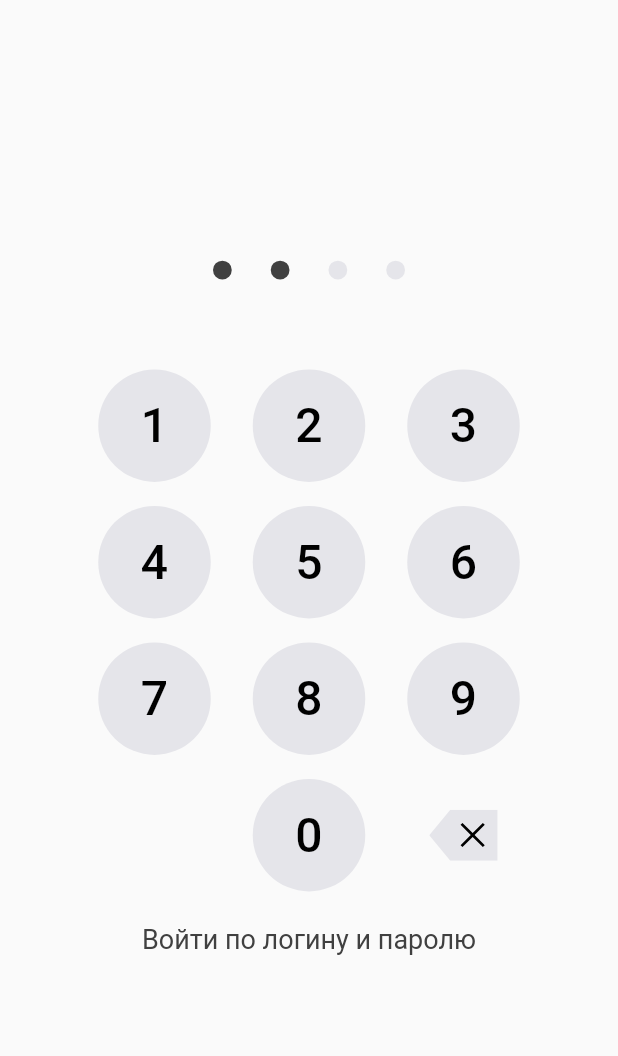
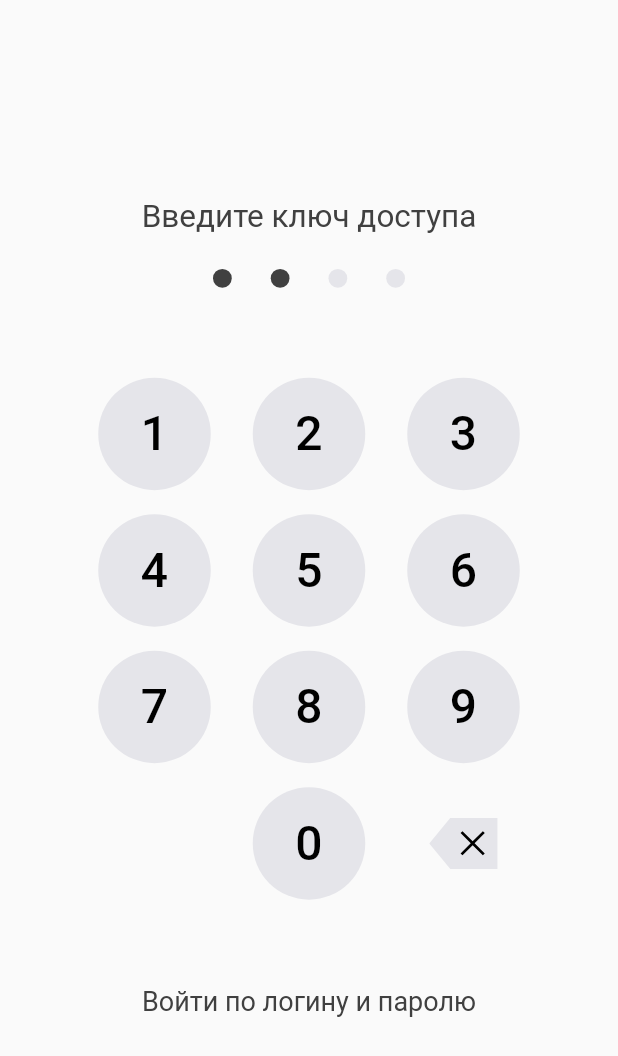
Before and after one commit to yauheniprakapenka/flutter_time_tracker, a Flutter app: the screen it shows after launch, on a phone screen of 412 x 824 dp. Shown: the top 1056 px of the screen. Run offline on Flutter 3.47's test engine with Material 2 defaults, Android fonts, the phone set to English and light mode, and no system bars; our stand-ins replace flutter_bloc, flutter_svg, get_it.

Commit message:
feat: add text info widget

```diff
--- a/factory_pattern/lib/ui/pages/home_page.dart
+++ b/factory_pattern/lib/ui/pages/home_page.dart
@@ -18,17 +18,19 @@ class HomePage extends StatelessWidget {
             child: Column(
               mainAxisAlignment: MainAxisAlignment.center,
               children: [
+                TextInfo(text: 'Введите ключ доступа'),
+                SizedBox(height: 22),
                 PageIndicator(
                   indicatorCount: 4,
                   activeIndicatorCount: 2,
                 ),
                 SizedBox(height: 52),
                 NumberPanel(),
+                SizedBox(height: 36),
                 TextButton(
                   onPressed: () {},
                   child: Text(
                     'Войти по логину и паролю',
-
                   ),
                 )
               ],
--- a/factory_pattern/lib/ui/theme/colors/apps/shell_app_color_impl.dart
+++ b/factory_pattern/lib/ui/theme/colors/apps/shell_app_color_impl.dart
@@ -11,4 +11,7 @@ class ShellAppColorImpl implements IAppColor {
 
   @override
   Color get onPrimaryVariant => const Color(0xFF404040);
+
+  @override
+  Color get error => const Color(0xFFEE4040);
 }
--- a/factory_pattern/lib/ui/theme/colors/interface/i_app_color.dart
+++ b/factory_pattern/lib/ui/theme/colors/interface/i_app_color.dart
@@ -6,4 +6,6 @@ abstract class IAppColor {
   Color get onPrimary;
 
   Color get onPrimaryVariant;
+
+  Color get error;
 }
--- /dev/null
+++ b/factory_pattern/lib/ui/widgets/text_info.dart
@@ -0,0 +1,27 @@
+import 'package:flutter/material.dart';
+
+import '../services/ui_service_locator.dart';
+import '../theme/colors/interface/i_app_color.dart';
+
+class TextInfo extends StatelessWidget {
+  final String text;
+  final bool hasErrorStyle;
+
+  const TextInfo({
+    Key? key,
+    required this.text,
+    this.hasErrorStyle = false,
+  }) : super(key: key);
+
+  @override
+  Widget build(context) {
+    final appColor = UIServiceLocator.instance.get<IAppColor>();
+    return Text(
+      text,
+      style: TextStyle(
+        fontSize: 21.0,
+        color: hasErrorStyle ? appColor.error : appColor.onPrimaryVariant,
+      ),
+    );
+  }
+}
--- a/factory_pattern/lib/ui/widgets/widgets.dart
+++ b/factory_pattern/lib/ui/widgets/widgets.dart
@@ -1 +1,2 @@
 export 'page_indicator.dart';
+export 'text_info.dart';
```
